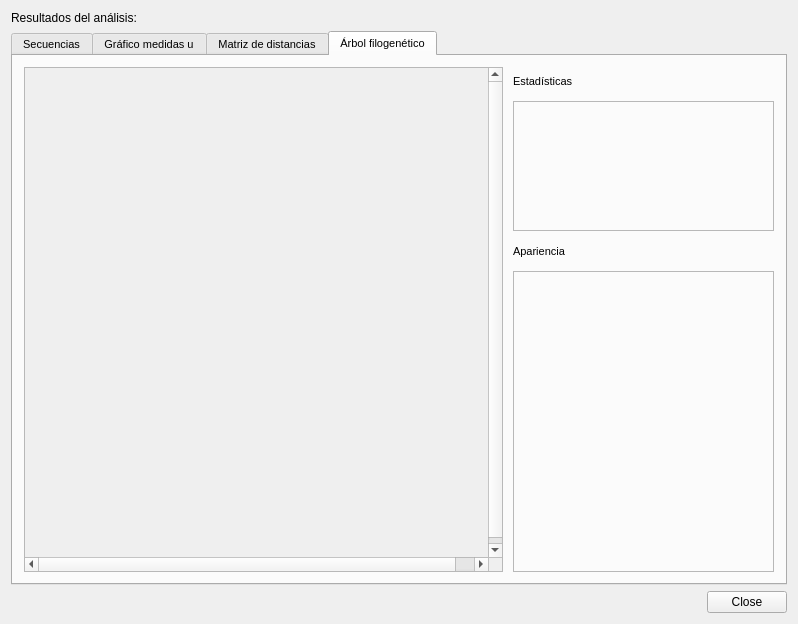
Qt form src/gui/CorrelationAnalysisResultsForm.ui (hspitia/GenomAMf) before a commit.
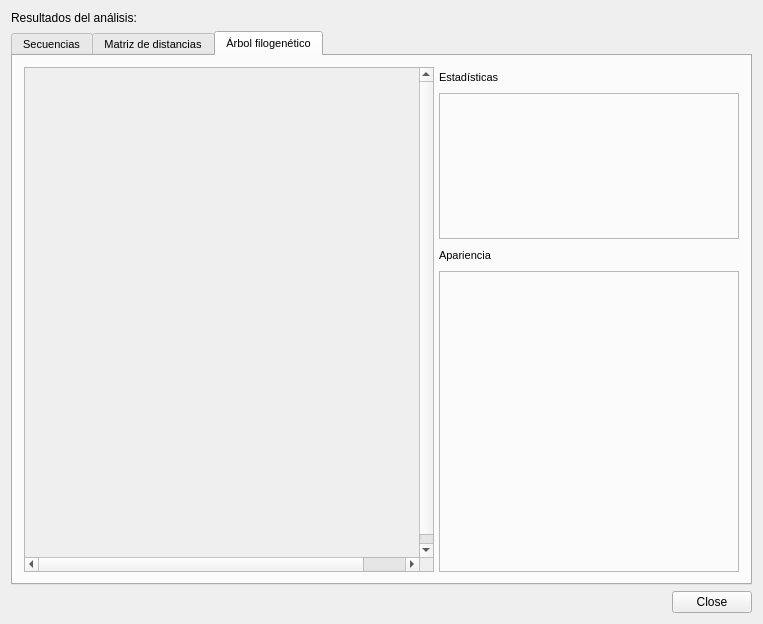
The same form after that commit. The open tabs and pages were chosen to show the change. Icons and pictures are not drawn.

Diff of the .ui file:
```diff
--- a/src/gui/CorrelationAnalysisResultsForm.ui
+++ b/src/gui/CorrelationAnalysisResultsForm.ui
@@ -6,13 +6,13 @@
    <rect>
     <x>0</x>
     <y>0</y>
-    <width>798</width>
+    <width>763</width>
     <height>624</height>
    </rect>
   </property>
   <property name="minimumSize">
    <size>
-    <width>778</width>
+    <width>760</width>
     <height>624</height>
    </size>
   </property>
@@ -76,15 +76,6 @@
        </item>
       </layout>
      </widget>
-     <widget class="QWidget" name="measuresTab">
-      <attribute name="icon">
-       <iconset resource="../../resources/resources.qrc">
-        <normaloff>:/icons/graph_measures.png</normaloff>:/icons/graph_measures.png</iconset>
-      </attribute>
-      <attribute name="title">
-       <string>Gráfico medidas u</string>
-      </attribute>
-     </widget>
      <widget class="QWidget" name="distancesMatrixTab">
       <attribute name="icon">
        <iconset resource="../../resources/resources.qrc">
@@ -150,12 +141,12 @@
       <attribute name="title">
        <string>Árbol filogenético</string>
       </attribute>
-      <layout class="QGridLayout" name="gridLayout_4">
+      <layout class="QGridLayout" name="gridLayout_5">
        <item row="0" column="0">
         <widget class="QScrollArea" name="treePanelScrollArea">
          <property name="minimumSize">
           <size>
-           <width>460</width>
+           <width>410</width>
            <height>481</height>
           </size>
          </property>
@@ -167,58 +158,82 @@
            <rect>
             <x>0</x>
             <y>0</y>
-            <width>484</width>
-            <height>495</height>
+            <width>445</width>
+            <height>498</height>
            </rect>
           </property>
          </widget>
         </widget>
        </item>
        <item row="0" column="1">
-        <layout class="QVBoxLayout" name="verticalLayout_2">
+        <layout class="QGridLayout" name="gridLayout_4">
          <property name="leftMargin">
-          <number>4</number>
+          <number>6</number>
          </property>
-         <item>
+         <item row="0" column="0">
           <widget class="QLabel" name="statsLabel">
+           <property name="minimumSize">
+            <size>
+             <width>0</width>
+             <height>20</height>
+            </size>
+           </property>
+           <property name="maximumSize">
+            <size>
+             <width>16777215</width>
+             <height>20</height>
+            </size>
+           </property>
            <property name="text">
             <string>Estadísticas</string>
            </property>
           </widget>
          </item>
-         <item>
+         <item row="1" column="0">
           <widget class="QFrame" name="statsFrame">
            <property name="minimumSize">
             <size>
-             <width>261</width>
+             <width>300</width>
              <height>130</height>
             </size>
            </property>
            <property name="styleSheet">
-            <string/>
+            <string>font: 8pt ;</string>
            </property>
            <property name="frameShape">
             <enum>QFrame::StyledPanel</enum>
            </property>
           </widget>
          </item>
-         <item>
+         <item row="2" column="0">
           <widget class="QLabel" name="statsLabel_2">
+           <property name="minimumSize">
+            <size>
+             <width>0</width>
+             <height>20</height>
+            </size>
+           </property>
+           <property name="maximumSize">
+            <size>
+             <width>16777215</width>
+             <height>20</height>
+            </size>
+           </property>
            <property name="text">
             <string>Apariencia</string>
            </property>
           </widget>
          </item>
-         <item>
+         <item row="3" column="0">
           <widget class="QFrame" name="controlsFrame">
            <property name="minimumSize">
             <size>
-             <width>261</width>
+             <width>270</width>
              <height>301</height>
             </size>
            </property>
            <property name="styleSheet">
-            <string/>
+            <string>font: 8pt ;</string>
            </property>
            <property name="frameShape">
             <enum>QFrame::StyledPanel</enum>
```
Left out of the diff: 48 changed lines with no effect on the pictures.
